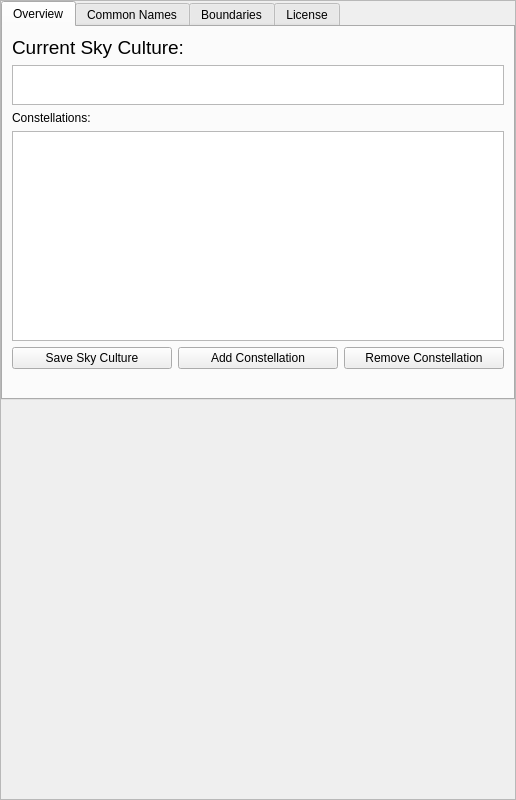
Qt form plugins/SkyCultureMaker/src/gui/scmSkyCultureDialog.ui (Stellarium/stellarium) before a commit.
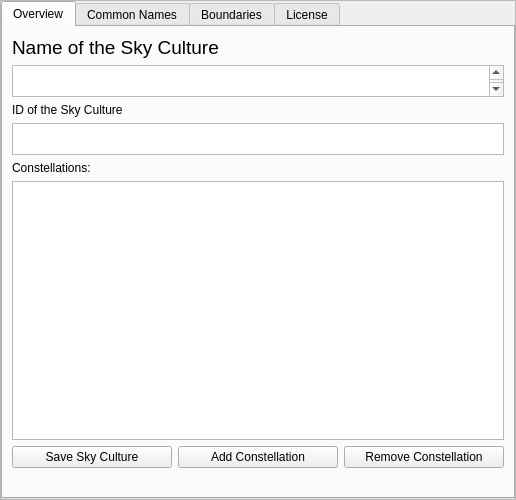
The same form after that commit. Custom widgets are drawn as their Qt base class.

What changed in the file:
```diff
--- a/plugins/SkyCultureMaker/src/gui/scmSkyCultureDialog.ui
+++ b/plugins/SkyCultureMaker/src/gui/scmSkyCultureDialog.ui
@@ -7,13 +7,13 @@
     <x>0</x>
     <y>0</y>
     <width>516</width>
-    <height>800</height>
+    <height>500</height>
    </rect>
   </property>
   <property name="minimumSize">
    <size>
     <width>516</width>
-    <height>800</height>
+    <height>500</height>
    </size>
   </property>
   <property name="maximumSize">
@@ -105,7 +105,7 @@
              </font>
             </property>
             <property name="text">
-             <string>Current Sky Culture:</string>
+             <string>Name of the Sky Culture</string>
             </property>
            </widget>
           </item>
@@ -114,7 +114,36 @@
             <property name="maximumSize">
              <size>
               <width>16777215</width>
-              <height>40</height>
+              <height>32</height>
+             </size>
+            </property>
+            <property name="font">
+             <font>
+              <pointsize>14</pointsize>
+             </font>
+            </property>
+            <property name="html">
+             <string>&lt;!DOCTYPE HTML PUBLIC &quot;-//W3C//DTD HTML 4.0//EN&quot; &quot;http://www.w3.org/TR/REC-html40/strict.dtd&quot;&gt;
+&lt;html&gt;&lt;head&gt;&lt;meta name=&quot;qrichtext&quot; content=&quot;1&quot; /&gt;&lt;style type=&quot;text/css&quot;&gt;
+p, li { white-space: pre-wrap; }
+&lt;/style&gt;&lt;/head&gt;&lt;body style=&quot; font-family:'.AppleSystemUIFont'; font-size:14pt; font-weight:400; font-style:normal;&quot;&gt;
+&lt;p style=&quot;-qt-paragraph-type:empty; margin-top:0px; margin-bottom:0px; margin-left:0px; margin-right:0px; -qt-block-indent:0; text-indent:0px;&quot;&gt;&lt;br /&gt;&lt;/p&gt;&lt;/body&gt;&lt;/html&gt;</string>
+            </property>
+           </widget>
+          </item>
+          <item>
+           <widget class="QLabel" name="currentSCIdLbl">
+            <property name="text">
+             <string>ID of the Sky Culture</string>
+            </property>
+           </widget>
+          </item>
+          <item>
+           <widget class="QTextEdit" name="skyCultureIdTE">
+            <property name="maximumSize">
+             <size>
+              <width>16777215</width>
+              <height>32</height>
              </size>
             </property>
            </widget>
@@ -180,19 +209,6 @@
         </widget>
        </widget>
       </item>
-      <item>
-       <spacer name="SCEditorSpacer">
-        <property name="orientation">
-         <enum>Qt::Vertical</enum>
-        </property>
-        <property name="sizeHint" stdset="0">
-         <size>
-          <width>20</width>
-          <height>10</height>
-         </size>
-        </property>
-       </spacer>
-      </item>
      </layout>
     </widget>
    </item>
```
Left out of the diff: 2 changed lines with no effect on the pictures.
